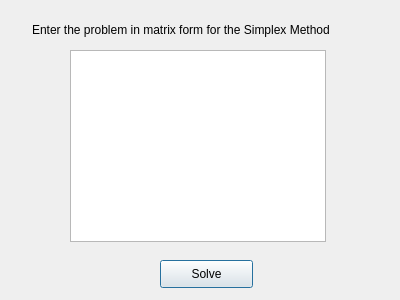
Before: the Qt Designer form simplexproblem.ui in LehanBronkhorst/REII313-Semester-Project, drawn with Qt 5.
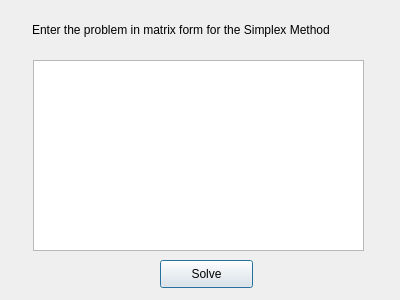
After: the same form once the commit is applied.

Patch:
```diff
--- a/simplexproblem.ui
+++ b/simplexproblem.ui
@@ -26,16 +26,6 @@
     <string>Enter the problem in matrix form for the Simplex Method</string>
    </property>
   </widget>
-  <widget class="QTextBrowser" name="textBrowser">
-   <property name="geometry">
-    <rect>
-     <x>70</x>
-     <y>50</y>
-     <width>256</width>
-     <height>192</height>
-    </rect>
-   </property>
-  </widget>
   <widget class="QPushButton" name="SimplexSolveButton">
    <property name="geometry">
     <rect>
@@ -49,6 +39,16 @@
     <string>Solve</string>
    </property>
   </widget>
+  <widget class="QTextEdit" name="textEdit">
+   <property name="geometry">
+    <rect>
+     <x>33</x>
+     <y>60</y>
+     <width>331</width>
+     <height>191</height>
+    </rect>
+   </property>
+  </widget>
  </widget>
  <resources/>
  <connections/>
```
